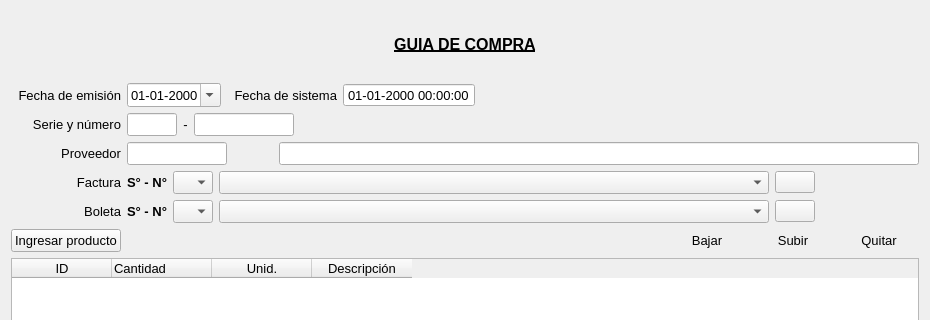
radtek/manager, file Facturacion/compraguiarr.ui: the form before one commit; both pictures show x 0 to 930 and y 0 to 320 of the 930 by 490 pixel window.
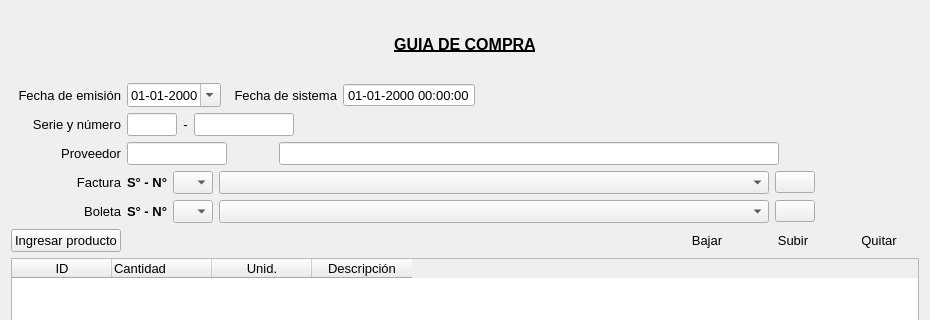
The form after the commit. Icons and pictures are not drawn.

The edit to the form file:
```diff
--- a/Facturacion/compraguiarr.ui
+++ b/Facturacion/compraguiarr.ui
@@ -380,10 +380,16 @@
       <widget class="QLineEdit" name="lineEdit_nombre">
        <property name="minimumSize">
         <size>
-         <width>400</width>
+         <width>500</width>
          <height>0</height>
         </size>
        </property>
+       <property name="maximumSize">
+        <size>
+         <width>500</width>
+         <height>16777215</height>
+        </size>
+       </property>
        <property name="font">
         <font>
          <pointsize>10</pointsize>
@@ -391,6 +397,19 @@
        </property>
       </widget>
      </item>
+     <item>
+      <spacer name="horizontalSpacer_2">
+       <property name="orientation">
+        <enum>Qt::Horizontal</enum>
+       </property>
+       <property name="sizeHint" stdset="0">
+        <size>
+         <width>40</width>
+         <height>20</height>
+        </size>
+       </property>
+      </spacer>
+     </item>
     </layout>
    </item>
    <item>
```
Left out of the diff: 34 changed lines with no effect on the pictures.
